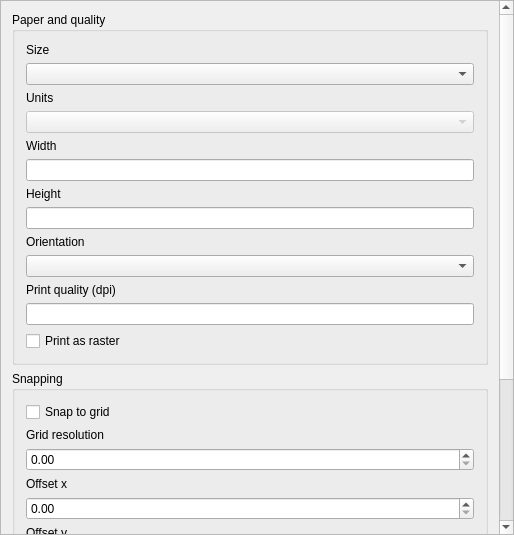
The window that qgis/src/ui/qgscompositionwidgetbase.ui (sourcepole/qgis) describes before a commit, drawn with Qt 5.
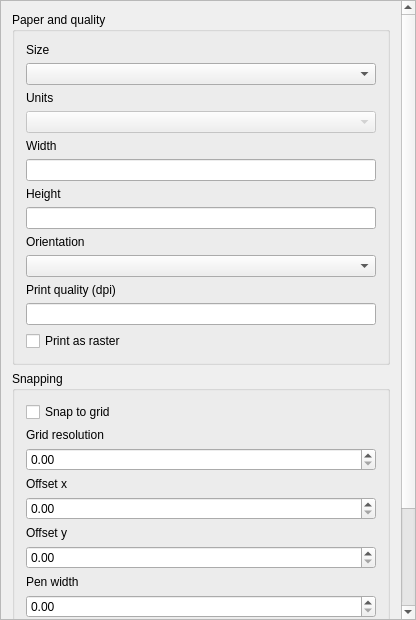
The same window after the commit. Custom widgets are drawn as their Qt base class.

Patch:
```diff
--- a/qgis/src/ui/qgscompositionwidgetbase.ui
+++ b/qgis/src/ui/qgscompositionwidgetbase.ui
@@ -6,8 +6,8 @@
    <rect>
     <x>0</x>
     <y>0</y>
-    <width>514</width>
-    <height>535</height>
+    <width>416</width>
+    <height>620</height>
    </rect>
   </property>
   <property name="sizePolicy">
@@ -32,9 +32,9 @@
       <property name="geometry">
        <rect>
         <x>0</x>
-        <y>-290</y>
-        <width>491</width>
-        <height>823</height>
+        <y>-72</y>
+        <width>396</width>
+        <height>688</height>
        </rect>
       </property>
       <layout class="QGridLayout" name="gridLayout_3">
```
Left out of the diff: 18 changed lines with no effect on the pictures.
